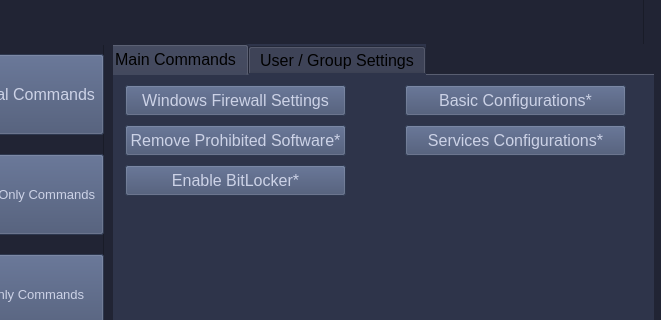
The window that GUIs/ScriptRunnerPyQt5_GUI/PyUIs/MainMenu2.ui (vipersniper0501/CP_Scripts2) describes before a commit, drawn with Qt 5; both pictures show x 187 to 848 and y 99 to 419 of the 848 by 598 pixel window.
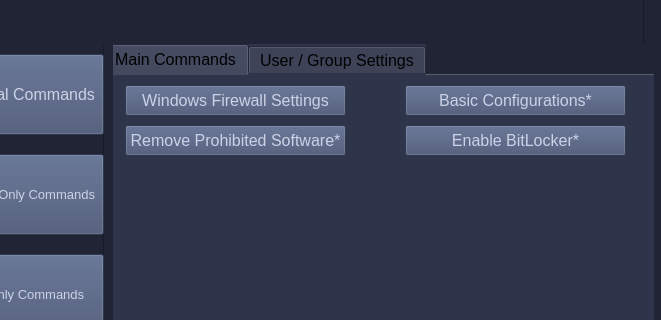
The same window after the commit. The open tabs and pages were chosen to show the change. Icons and pictures are not drawn.

The edit to the form file:
```diff
--- a/GUIs/ScriptRunnerPyQt5_GUI/PyUIs/MainMenu2.ui
+++ b/GUIs/ScriptRunnerPyQt5_GUI/PyUIs/MainMenu2.ui
@@ -534,32 +534,11 @@
          <bool>true</bool>
         </property>
        </widget>
-       <widget class="QPushButton" name="servicesConfButton">
+       <widget class="QPushButton" name="enblBitLockerbutton">
         <property name="geometry">
          <rect>
           <x>300</x>
           <y>50</y>
-          <width>221</width>
-          <height>31</height>
-         </rect>
-        </property>
-        <property name="font">
-         <font>
-          <pointsize>12</pointsize>
-         </font>
-        </property>
-        <property name="styleSheet">
-         <string notr="true">background-color: #414E6E;color: #CCD2E6;</string>
-        </property>
-        <property name="text">
-         <string>Services Configurations*</string>
-        </property>
-       </widget>
-       <widget class="QPushButton" name="enblBitLockerbutton">
-        <property name="geometry">
-         <rect>
-          <x>20</x>
-          <y>90</y>
           <width>221</width>
           <height>31</height>
          </rect>
```
